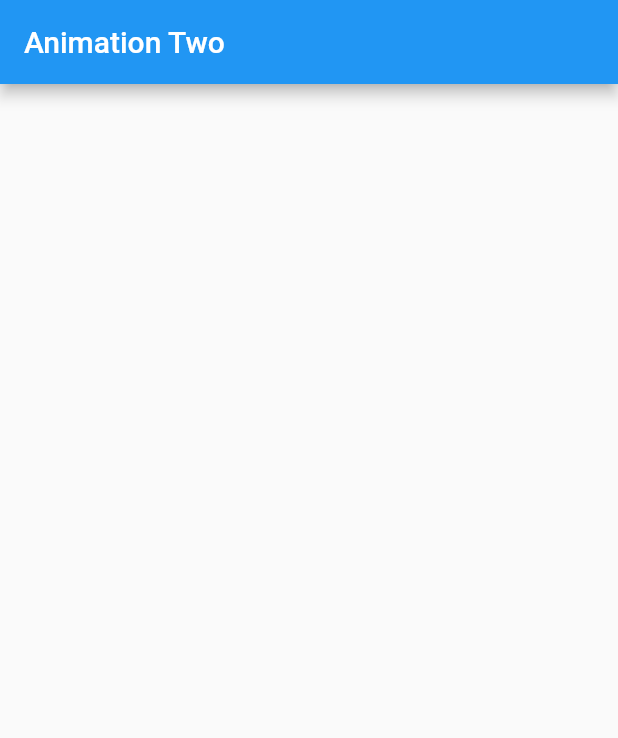
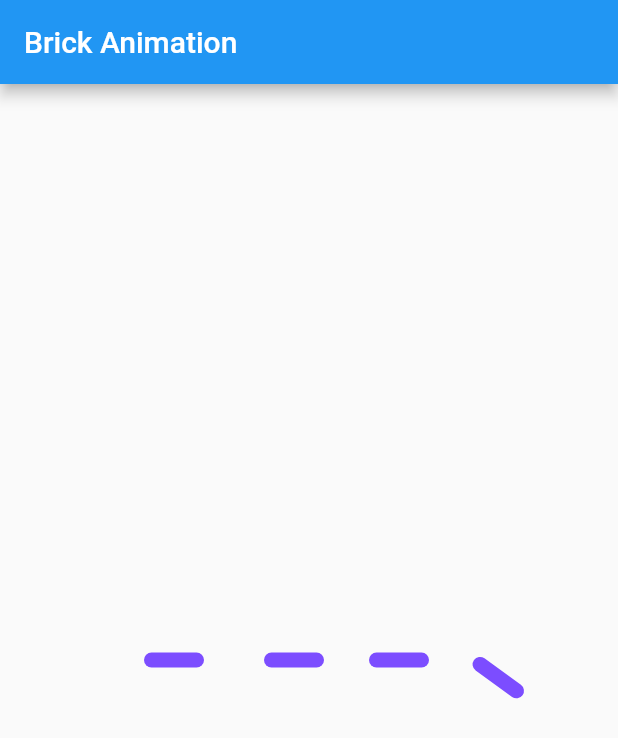
Before and after one commit to Adityasingh675/Animation_Two, a Flutter app: the screen it shows after launch, on a phone screen of 412 x 824 dp. Shown: the top 738 px of the screen. Run offline on Flutter 3.47's test engine with Material 2 defaults, Android fonts, the phone set to English and light mode, and no system bars.

Commit message:
clockwise and anticlockwise animation

```diff
--- /dev/null
+++ b/lib/brick_anim.dart
@@ -0,0 +1,192 @@
+import 'package:flutter/material.dart';
+import 'dart:math' as math;
+
+class BrickPage extends StatefulWidget {
+  @override
+  _BrickPageState createState() => _BrickPageState();
+}
+
+class _BrickPageState extends State<BrickPage> with TickerProviderStateMixin {
+  AnimationController animationController;
+  Tween tween;
+
+  @override
+  void initState() {
+    super.initState();
+    animationController = AnimationController(
+      vsync: this,
+      duration: Duration(seconds: 3),
+    );
+    tween = Tween(begin: 0.0, end: 1.0);
+    animationController.repeat();
+  }
+
+  // Brick 1
+  Animation get animOne => tween.animate(
+        CurvedAnimation(
+          curve: Interval(0.0, 0.125, curve: Curves.linear),
+          parent: animationController,
+        ),
+      );
+  // Brick 1
+  Animation get animTwo => tween.animate(
+        CurvedAnimation(
+          curve: Interval(0.125, 0.250, curve: Curves.linear),
+          parent: animationController,
+        ),
+      );
+  // Brick 2
+  Animation get animThree => tween.animate(
+        CurvedAnimation(
+          curve: Interval(0.250, 0.375, curve: Curves.linear),
+          parent: animationController,
+        ),
+      );
+  // Brick 3
+  Animation get animFour => tween.animate(
+        CurvedAnimation(
+          curve: Interval(0.375, 0.500, curve: Curves.linear),
+          parent: animationController,
+        ),
+      );
+  // Brick 4
+  Animation get animFive => tween.animate(
+        CurvedAnimation(
+          curve: Interval(0.500, 0.625, curve: Curves.linear),
+          parent: animationController,
+        ),
+      );
+  // Brick 4
+  Animation get animSix => tween.animate(
+        CurvedAnimation(
+          curve: Interval(0.625, 0.750, curve: Curves.linear),
+          parent: animationController,
+        ),
+      );
+  // Brick 3
+  Animation get animSeven => tween.animate(
+        CurvedAnimation(
+          curve: Interval(0.750, 0.875, curve: Curves.linear),
+          parent: animationController,
+        ),
+      );
+  // Brick 2
+  Animation get animEight => tween.animate(
+        CurvedAnimation(
+          curve: Interval(0.875, 1.0, curve: Curves.linear),
+          parent: animationController,
+        ),
+      );
+
+  @override
+  void dispose() {
+    animationController.dispose();
+    super.dispose();
+  }
+
+  @override
+  Widget build(BuildContext context) {
+    return Scaffold(
+      appBar: AppBar(
+        title: Text('Brick Animation'),
+      ),
+      body: Center(
+        child: Row(
+          mainAxisAlignment: MainAxisAlignment.center,
+          children: [
+            AnimatedBrick(
+              animations: [animOne, animTwo],
+              controller: animationController,
+              marginLeft: 0.0,
+              alignment: Alignment.centerLeft,
+              isClockwise: true,
+            ),
+            AnimatedBrick(
+              animations: [animThree, animEight],
+              controller: animationController,
+              marginLeft: 0.0,
+              isClockwise: false,
+            ),
+            AnimatedBrick(
+              animations: [animFour, animSeven],
+              controller: animationController,
+              marginLeft: 30.0,
+              isClockwise: true,
+            ),
+            AnimatedBrick(
+              animations: [animFive, animSix],
+              controller: animationController,
+              marginLeft: 30.0,
+              isClockwise: false,
+            ),
+          ],
+        ),
+      ),
+    );
+  }
+}
+
+class AnimatedBrick extends AnimatedWidget {
+  final AnimationController controller;
+  final List<Animation> animations;
+  final double marginLeft;
+  final Alignment alignment;
+  final bool isClockwise;
+
+  AnimatedBrick(
+      {Key key,
+      this.controller,
+      this.animations,
+      this.marginLeft,
+      this.alignment = Alignment.centerRight,
+      this.isClockwise})
+      : super(key: key, listenable: controller);
+
+  Matrix4 clockWise(animation) =>
+      Matrix4.rotationZ(animation.value * math.pi * 2.0 * 0.5);
+
+  Matrix4 anticlockWise(animation) =>
+      Matrix4.rotationZ(-(animation.value * math.pi * 2.0 * 0.5));
+
+  @override
+  Widget build(BuildContext context) {
+    var firstTransformation, secondTransformation;
+
+    if (isClockwise) {
+      firstTransformation = clockWise(animations[0]);
+      secondTransformation = clockWise(animations[1]);
+    } else {
+      firstTransformation = anticlockWise(animations[0]);
+      secondTransformation = anticlockWise(animations[1]);
+    }
+    return Transform(
+      transform: firstTransformation,
+      alignment: alignment,
+      child: Transform(
+        transform: secondTransformation,
+        alignment: alignment,
+        child: Brick(
+          marginLeft: marginLeft,
+        ),
+      ),
+    );
+  }
+}
+
+class Brick extends StatelessWidget {
+  final double marginLeft;
+  Brick({this.marginLeft = 15.0});
+
+  @override
+  Widget build(BuildContext context) {
+    return Container(
+      margin: EdgeInsets.only(left: marginLeft),
+      height: 10.0,
+      width: 40.0,
+      decoration: BoxDecoration(
+        color: Colors.deepPurpleAccent,
+        borderRadius: BorderRadius.circular(15.0),
+      ),
+    );
+  }
+}
--- a/lib/main.dart
+++ b/lib/main.dart
@@ -1,3 +1,4 @@
+import 'package:animation_2/brick_anim.dart';
 import 'package:flutter/material.dart';
 
 void main() => runApp(MyApp());
@@ -6,7 +7,7 @@ class MyApp extends StatelessWidget {
   @override
   Widget build(BuildContext context) {
     return MaterialApp(
-      home: HomePage(),
+      home: BrickPage(),
     );
   }
 }
```
